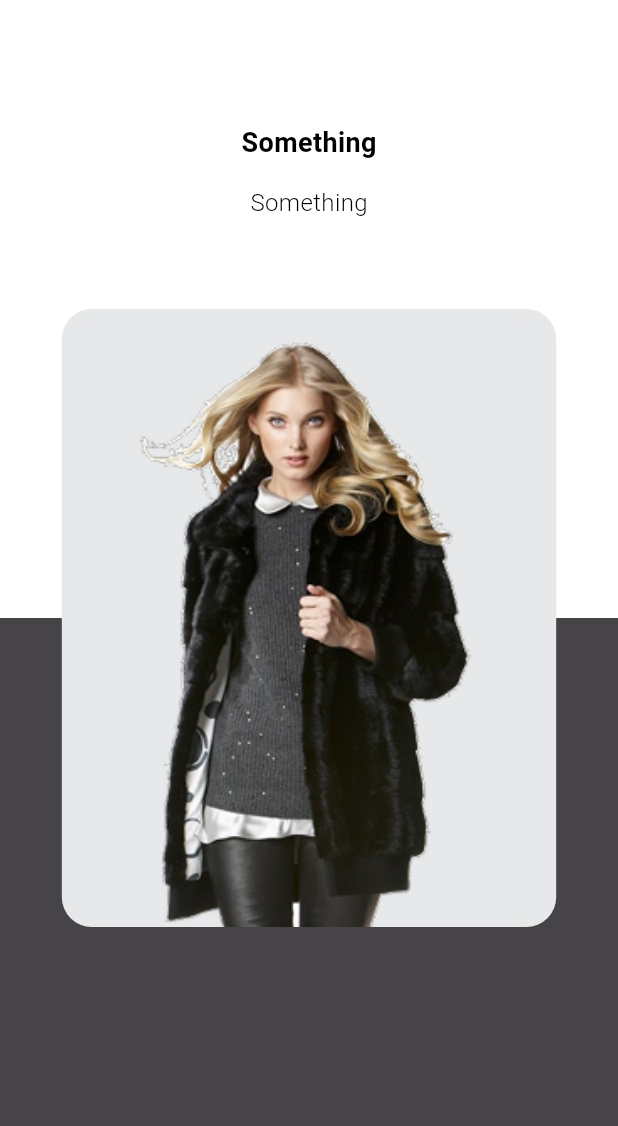
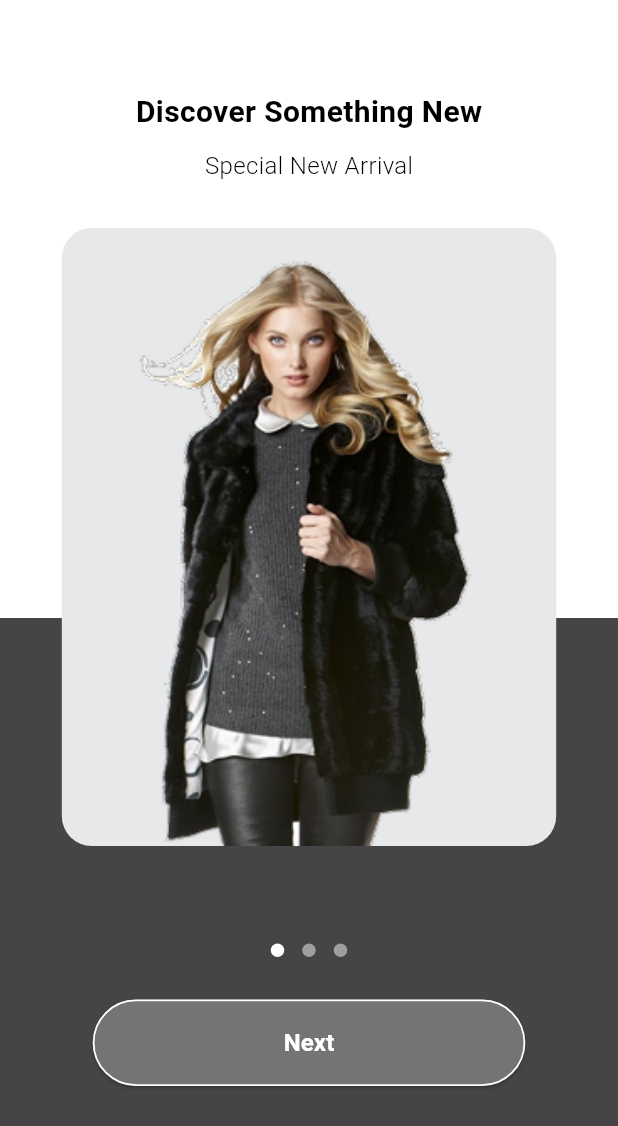
Before and after one commit to saneeswaran/sadhana_cart, a Flutter app: the screen it shows after launch, on a phone screen of 412 x 824 dp. Shown: the top 1126 px of the screen. Run offline on Flutter 3.47's test engine with Material 3 defaults, Android fonts, the phone set to English and light mode, and no system bars; drawn by our look-alikes of dots_indicator; our stand-ins replace animate_do, flutter_riverpod.

Commit message:
onboard model completed

```diff
--- a/lib/core/colors/app_colors.dart
+++ b/lib/core/colors/app_colors.dart
@@ -4,4 +4,5 @@ class AppColors {
   static const Color primaryColor = Color(0xff464447);
   static const Color dartPrimaryColor = Color(0xff000000);
   static const Color onboardGreyColor = Color(0xffE7E8E9);
+  static const Color onboardButtonColor = Color(0xff747375);
 }
--- /dev/null
+++ b/lib/core/widgets/oboard_button.dart
@@ -0,0 +1,33 @@
+import 'package:flutter/material.dart';
+import 'package:sadhana_cart/core/colors/app_colors.dart';
+
+class OboardButton extends StatelessWidget {
+  final VoidCallback onPressed;
+  final String text;
+  const OboardButton({super.key, required this.onPressed, required this.text});
+
+  @override
+  Widget build(BuildContext context) {
+    final Size size = MediaQuery.of(context).size;
+    return ElevatedButton(
+      style: ElevatedButton.styleFrom(
+        splashFactory: NoSplash.splashFactory,
+        minimumSize: Size(size.width * 0.70, size.height * 0.07),
+        backgroundColor: AppColors.onboardButtonColor,
+        shape: RoundedRectangleBorder(
+          borderRadius: BorderRadiusGeometry.circular(50),
+          side: const BorderSide(color: Colors.white, width: 1.2),
+        ),
+      ),
+      onPressed: onPressed,
+      child: Text(
+        text,
+        style: const TextStyle(
+          color: Colors.white,
+          fontSize: 16,
+          fontWeight: FontWeight.bold,
+        ),
+      ),
+    );
+  }
+}
--- /dev/null
+++ b/lib/features/auth/view/sign up/view/sign_up_mobile.dart
@@ -0,0 +1,10 @@
+import 'package:flutter/material.dart';
+
+class SignUpMobile extends StatelessWidget {
+  const SignUpMobile({super.key});
+
+  @override
+  Widget build(BuildContext context) {
+    return const Scaffold();
+  }
+}
--- a/lib/features/onboard/model/onboard_page_model.dart
+++ b/lib/features/onboard/model/onboard_page_model.dart
@@ -1,67 +1,92 @@
+import 'package:animate_do/animate_do.dart';
+import 'package:dots_indicator/dots_indicator.dart';
 import 'package:flutter/material.dart';
+import 'package:flutter_riverpod/flutter_riverpod.dart';
 import 'package:sadhana_cart/core/colors/app_colors.dart';
+import 'package:sadhana_cart/core/constants/app_images.dart';
+import 'package:sadhana_cart/core/helper/navigation_helper.dart';
+import 'package:sadhana_cart/core/widgets/oboard_button.dart';
+import 'package:sadhana_cart/features/auth/view/sign%20up/view/sign_up_mobile.dart';
+import 'package:sadhana_cart/features/onboard/view%20model/onboard_view_model.dart';
 
-class OnboardPageModel extends StatelessWidget {
-  final String title;
-  final String subtitle;
-  final String imagePath;
-  const OnboardPageModel({
-    super.key,
-    required this.title,
-    required this.subtitle,
-    required this.imagePath,
-  });
+class OnboardScreen extends ConsumerStatefulWidget {
+  const OnboardScreen({super.key});
+
+  @override
+  ConsumerState<OnboardScreen> createState() => _OnboardScreenState();
+}
+
+class _OnboardScreenState extends ConsumerState<OnboardScreen> {
+  late PageController _pageController;
+
+  @override
+  void initState() {
+    _pageController = PageController();
+    super.initState();
+  }
 
   @override
   Widget build(BuildContext context) {
-    final Size size = MediaQuery.of(context).size;
+    final size = MediaQuery.of(context).size;
+    final currentIndex = ref.watch(onboardDotController);
+
     return Scaffold(
       body: Stack(
         alignment: Alignment.center,
         children: [
-          Container(
-            height: size.height * 1,
-            width: size.width * 1,
-            color: Colors.white,
-          ),
+          Container(color: Colors.white),
           Positioned(
             top: size.height * 0.50,
             child: Container(
               height: size.height * 0.50,
-              width: size.width * 1,
+              width: size.width,
               color: AppColors.primaryColor,
             ),
           ),
-          Positioned(
-            top: size.height * 0.10,
+          PageView.builder(
+            controller: _pageController,
+            itemCount: onboardData.length,
+            onPageChanged: (index) {
+              ref.read(onboardDotController.notifier).state = index;
+            },
+            itemBuilder: (context, index) {
+              final item = onboardData[index];
+              return Padding(
+                padding: const EdgeInsets.only(top: 60.0),
+                child: Column(
+                  children: [
+                    SlideInRight(
+                      duration: const Duration(milliseconds: 500),
                       child: Text(
-              title,
+                        item['title']!,
                         style: const TextStyle(
+                          fontSize: 20,
+                          fontWeight: FontWeight.bold,
                           color: Colors.black,
-                fontSize: 18,
-                fontWeight: FontWeight.bold,
                         ),
                       ),
                     ),
-          Positioned(
-            top: size.height * 0.15,
+                    const SizedBox(height: 10),
+                    SlideInRight(
+                      delay: const Duration(milliseconds: 300),
                       child: Text(
-              subtitle,
+                        item['subtitle']!,
                         style: const TextStyle(
-                color: Colors.black,
                           fontSize: 16,
                           fontWeight: FontWeight.w300,
+                          color: Colors.black,
                         ),
                       ),
                     ),
+                    const SizedBox(height: 30),
                     Container(
-            height: size.height * 0.50,
-            width: size.width * 0.80,
+                      height: size.height * 0.5,
+                      width: size.width * 0.8,
                       decoration: BoxDecoration(
                         color: AppColors.onboardGreyColor,
                         borderRadius: BorderRadius.circular(20),
                         image: DecorationImage(
-                image: AssetImage(imagePath),
+                          image: AssetImage(item['imagePath']!),
                           fit: BoxFit.contain,
                         ),
                       ),
@@ -69,5 +94,73 @@ class OnboardPageModel extends StatelessWidget {
                   ],
                 ),
               );
+            },
+          ),
+          Positioned(
+            bottom: 180,
+            child: DotsIndicator(
+              dotsCount: onboardData.length,
+              position: currentIndex.toDouble(),
+              decorator: const DotsDecorator(
+                activeColor: Colors.white,
+                color: Colors.grey,
+              ),
+              onTap: (index) {
+                ref.read(onboardDotController.notifier).state = index;
+                _pageController.animateToPage(
+                  index,
+                  duration: const Duration(milliseconds: 300),
+                  curve: Curves.easeInOut,
+                );
+              },
+            ),
+          ),
+          Positioned(
+            bottom: 100,
+            child: OboardButton(
+              text: currentIndex == onboardData.length - 1
+                  ? "Start Shopping"
+                  : "Next",
+              onPressed: () {
+                final currentIndex = ref.read(onboardDotController);
+                if (currentIndex < onboardData.length - 1) {
+                  ref.read(onboardDotController.notifier).state++;
+                  _pageController.nextPage(
+                    duration: const Duration(milliseconds: 400),
+                    curve: Curves.easeInOut,
+                  );
+                } else {
+                  navigateTo(context: context, screen: const SignUpMobile());
+                }
+              },
+            ),
+          ),
+        ],
+      ),
+    );
   }
 }
+
+final List<Map<String, String>> onboardData = [
+  {
+    'title': "Discover Something New",
+    'subtitle': "Special New Arrival",
+    'imagePath': AppImages.onboard1,
+  },
+  {
+    'title': "Update Your Style",
+    'subtitle': "Favorite Collection",
+    'imagePath': AppImages.onboard2,
+  },
+  {
+    'title': "Explore Something New",
+    'subtitle': "Relax and let us bring you something new",
+    'imagePath': AppImages.onboard3,
+  },
+];
+
+final List<Widget> onboardPages = [
+  const OnboardScreen(),
+  const OnboardScreen(),
+  const OnboardScreen(),
+];
--- /dev/null
+++ b/lib/features/onboard/view model/onboard_view_model.dart
@@ -0,0 +1,3 @@
+import 'package:flutter_riverpod/flutter_riverpod.dart';
+
+final onboardDotController = StateProvider<int>((ref) => 0);
--- a/lib/features/onboard/view/onboard_page_mobile.dart
+++ b/lib/features/onboard/view/onboard_page_mobile.dart
@@ -1,16 +1,48 @@
 import 'package:flutter/material.dart';
-import 'package:sadhana_cart/core/constants/app_images.dart';
+import 'package:flutter_riverpod/flutter_riverpod.dart';
 import 'package:sadhana_cart/features/onboard/model/onboard_page_model.dart';
+import 'package:sadhana_cart/features/onboard/view%20model/onboard_view_model.dart';
 
-class OnboardPageMobile extends StatelessWidget {
+class OnboardPageMobile extends ConsumerStatefulWidget {
   const OnboardPageMobile({super.key});
 
   @override
-  Widget build(BuildContext context) {
-    return const OnboardPageModel(
-      title: "Something",
-      subtitle: "Something",
-      imagePath: AppImages.onboard1,
+  ConsumerState<OnboardPageMobile> createState() => _OnboardPageMobileState();
+}
+
+class _OnboardPageMobileState extends ConsumerState<OnboardPageMobile> {
+  late final PageController _pageController;
+
+  @override
+  void initState() {
+    super.initState();
+    final currentIndex = ref.read(onboardDotController);
+    _pageController = PageController(initialPage: currentIndex);
+  }
+
+  @override
+  void didUpdateWidget(covariant OnboardPageMobile oldWidget) {
+    super.didUpdateWidget(oldWidget);
+    final currentIndex = ref.read(onboardDotController);
+    _pageController.animateToPage(
+      currentIndex,
+      duration: const Duration(milliseconds: 300),
+      curve: Curves.easeInOut,
     );
   }
+
+  @override
+  Widget build(BuildContext context) {
+    return PageView(
+      controller: _pageController,
+      physics: const NeverScrollableScrollPhysics(),
+      children: onboardPages,
+    );
+  }
+
+  @override
+  void dispose() {
+    _pageController.dispose();
+    super.dispose();
+  }
 }
--- a/lib/main.dart
+++ b/lib/main.dart
@@ -1,11 +1,12 @@
 import 'package:flutter/material.dart';
+import 'package:flutter_riverpod/flutter_riverpod.dart';
 import 'package:sadhana_cart/core/responsive/responsive_screen.dart';
 import 'package:sadhana_cart/core/themes/app_themes.dart';
 import 'package:sadhana_cart/features/splash/view/splash_page_mobile.dart';
 import 'package:sadhana_cart/features/splash/view/splash_page_tablet.dart';
 
 void main() {
-  runApp(const MyApp());
+  runApp(const ProviderScope(child: MyApp()));
 }
 
 class MyApp extends StatelessWidget {
--- a/pubspec.yaml
+++ b/pubspec.yaml
@@ -53,6 +53,7 @@ dependencies:
   dots_indicator: ^4.0.1
   bottom_sheet: ^4.0.4
   flutter_svg: ^2.2.0
+  animate_do: ^4.2.0
 
 dev_dependencies:
   flutter_test:
```
Also changed, not shown: pubspec.lock. Lines whose indentation alone changed are shown as unchanged.
